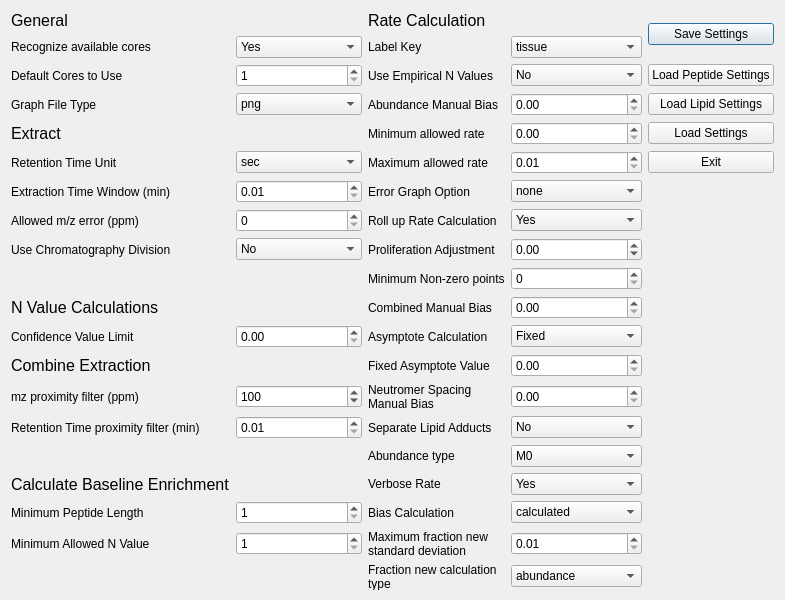
JC-Price/DeuteRater, file ui_files/Settings_Menu.ui: the form before one commit.
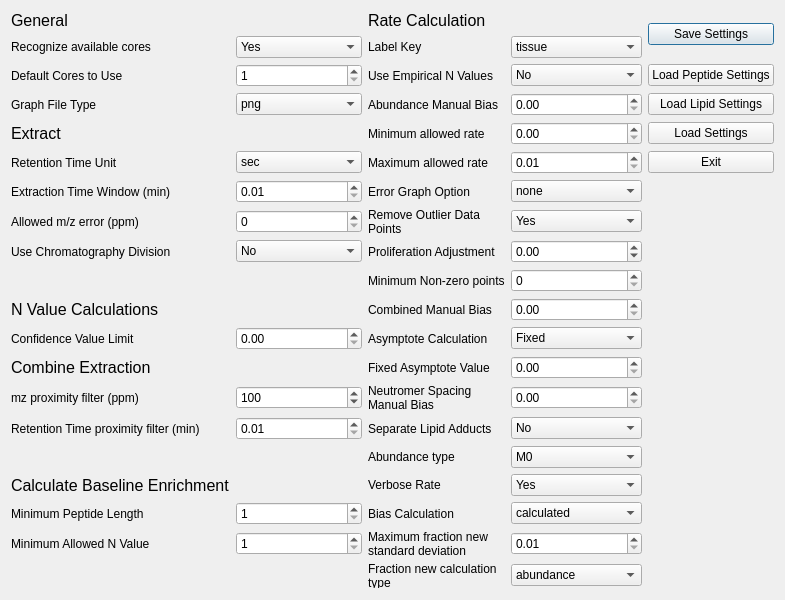
The form after the commit.

Commit message: Removed roll up, added use_outlier_removal setting, fixed issue with negative covariance when calculating confidence intervals

Patch:
```diff
--- a/ui_files/Settings_Menu.ui
+++ b/ui_files/Settings_Menu.ui
@@ -434,7 +434,7 @@
    <item row="7" column="2">
     <widget class="QLabel" name="label_17">
      <property name="text">
-      <string>Roll up Rate Calculation</string>
+      <string>Remove Outlier Data Points</string>
      </property>
      <property name="scaledContents">
       <bool>false</bool>
```
Left out of the diff: 2 changed lines with no effect on the pictures. The commit also changes 8 other files.
